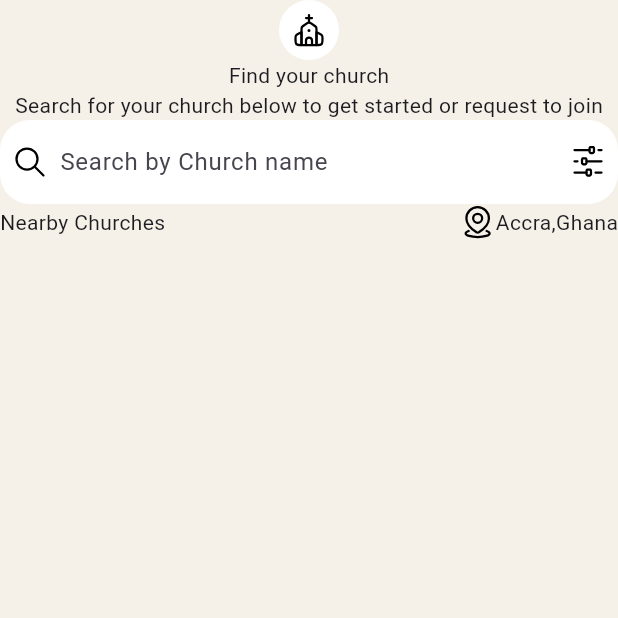
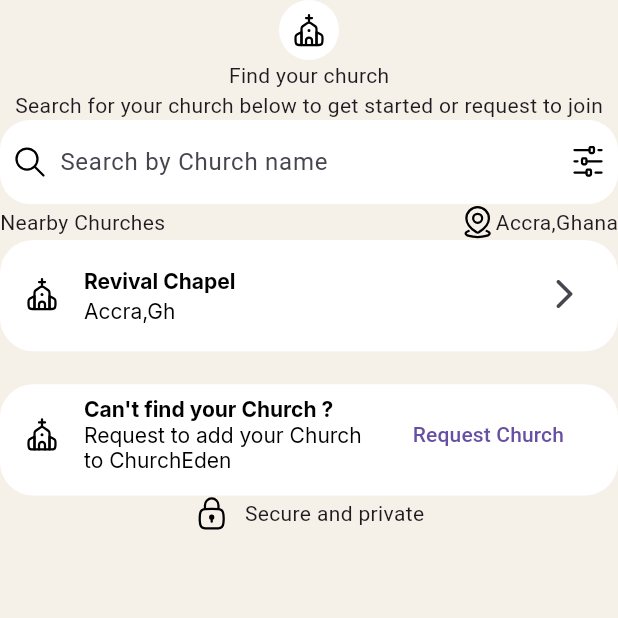
Before and after one commit to churcheden/ChurchEden-Mob, a Flutter app: the screen it shows after launch, on a phone screen of 412 x 824 dp, the top half of it. Run offline on Flutter 3.47's test engine with Material 3 defaults, Android fonts, the phone set to English and light mode, and no system bars; our stand-ins replace dio, flutter_hooks, flutter_svg, go_router, google_fonts.

Commit message:
added the fuidn your church widget

```diff
--- a/lib/feature/auth/presentation/screens/find_your_church_page.dart
+++ b/lib/feature/auth/presentation/screens/find_your_church_page.dart
@@ -1,3 +1,4 @@
+import 'package:church_eden_mob/feature/auth/presentation/widget/nearby_church_tile.dart';
 import 'package:flutter/material.dart';
 import 'package:flutter_hooks/flutter_hooks.dart';
 import 'package:flutter_svg/flutter_svg.dart';
@@ -24,8 +25,7 @@
             SearchBar(
               leading: SvgPicture.asset('assets/Images/search.svg'),
               trailing: [
-
-                SvgPicture.asset('assets/Images/horizontal-stroke.svg',),
+                SvgPicture.asset('assets/Images/horizontal-stroke.svg'),
               ],
               hintText: 'Search by Church name',
               elevation: WidgetStatePropertyAll(0),
@@ -46,6 +46,30 @@
                 ),
               ],
             ),
+            NearbyChurchTile(
+              title: 'Revival Chapel',
+              subtitle: 'Accra,Gh',
+              trailing: Icon(Icons.arrow_forward_ios_rounded),
+              leading: 'assets/Images/church-stroke.svg',
+            ),
+            SizedBox(height: 22,),
+            NearbyChurchTile(
+              title: "Can't find your Church ?",
+              subtitle: 'Request to add your Church to ChurchEden',
+              trailing: TextButton(
+                onPressed: () {},
+                child: Text('Request Church'),
+              ),
+              leading: 'assets/Images/church-stroke.svg',
+            ),
+            Row(
+              spacing:10,
+              mainAxisAlignment: .center,
+              children: [
+                SvgPicture.asset('assets/Images/lock.svg'),
+                Text('Secure and private'),
+              ],
+            ),
           ],
         ),
       ),
--- /dev/null
+++ b/lib/feature/auth/presentation/widget/nearby_church_tile.dart
@@ -0,0 +1,34 @@
+import 'package:flutter/material.dart';
+import 'package:flutter_svg/flutter_svg.dart';
+import 'package:google_fonts/google_fonts.dart';
+
+class NearbyChurchTile extends StatelessWidget {
+  final String title, subtitle;
+  final Widget trailing;
+final String leading;
+  const NearbyChurchTile({
+    super.key,
+    required this.title,
+    required this.subtitle,
+    required this.trailing, required this.leading,
+  });
+
+  @override
+  Widget build(BuildContext context) {
+
+    final height = MediaQuery.of(context).size.height;
+    return SizedBox(
+      height: height * 0.09,
+      child: ListTile(
+        leading: SvgPicture.asset(leading),
+        tileColor: Colors.white,
+        trailing: trailing,
+        title: Text(title),
+        subtitle: Text(subtitle),
+        titleTextStyle: GoogleFonts.inter(color: Colors.black,fontWeight: .bold,),
+        subtitleTextStyle: GoogleFonts.inter(color: Colors.black),
+        shape: RoundedRectangleBorder(borderRadius: .circular(22)),
+      ),
+    );
+  }
+}
```
Also changed, not shown: assets/Images/lock.svg (added).
